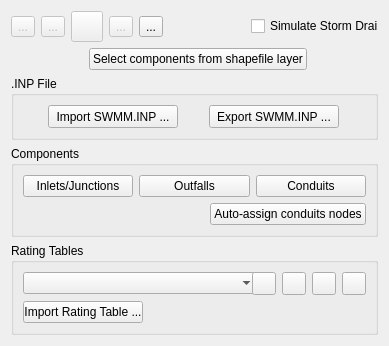
Above: flo2d/ui/storm_drain_editor.ui from FLO-2DSoftware/qgis-flo-2d-plugin before the change. Below: the same form after it.
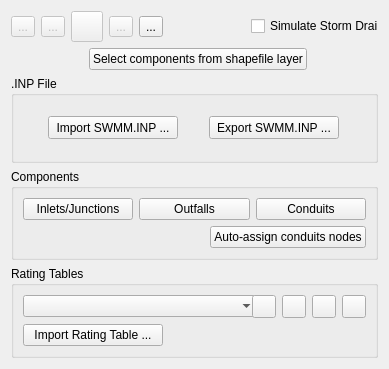
That is the form after the change. Icons and pictures are not drawn.

Commit message: Fix SD dialogs layouts

Patch:
```diff
--- a/flo2d/ui/storm_drain_editor.ui
+++ b/flo2d/ui/storm_drain_editor.ui
@@ -7,7 +7,7 @@
     <x>0</x>
     <y>0</y>
     <width>389</width>
-    <height>338</height>
+    <height>369</height>
    </rect>
   </property>
   <property name="minimumSize">
@@ -411,13 +411,13 @@
         </property>
         <property name="minimumSize">
          <size>
-          <width>120</width>
+          <width>140</width>
           <height>0</height>
          </size>
         </property>
         <property name="maximumSize">
          <size>
-          <width>105</width>
+          <width>140</width>
           <height>16777215</height>
          </size>
         </property>
```
The commit also changes 3 other files.
